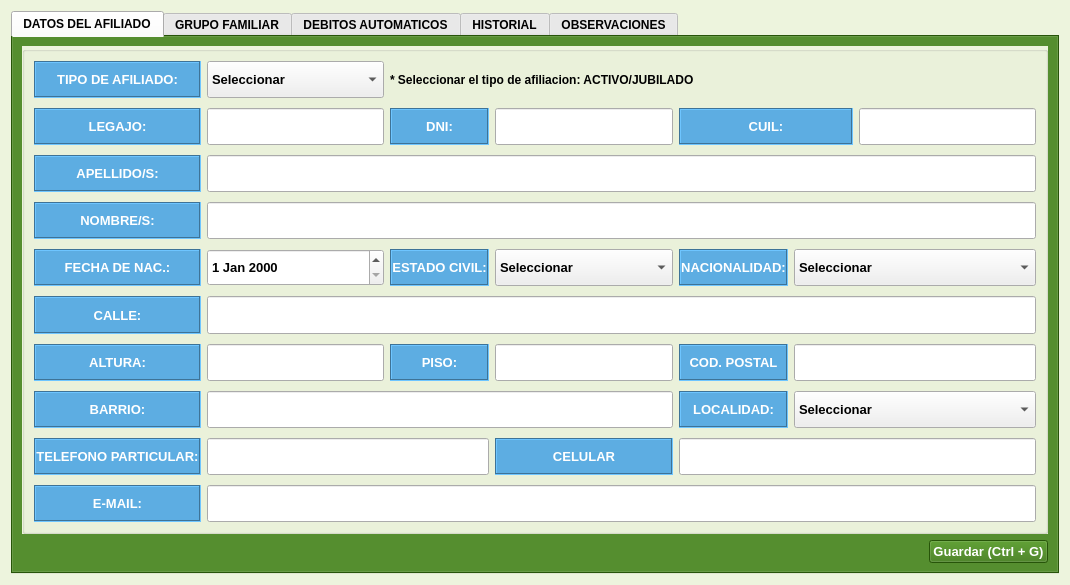
Qt form gui/detalles/detalleAfiliados.ui (shae-ra/sindicato) before a commit.
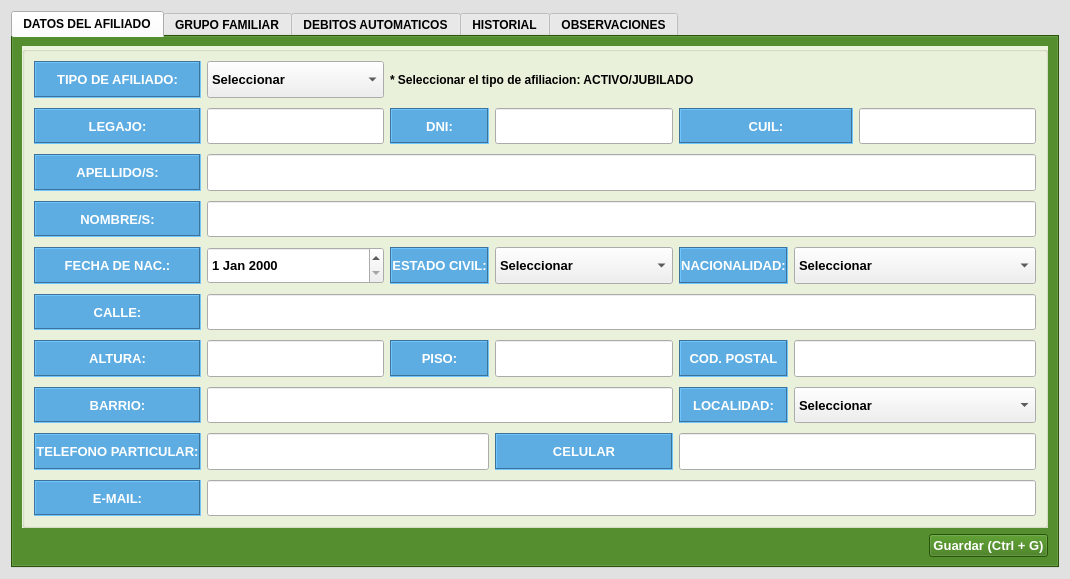
The same form after that commit. Icons and pictures are not drawn.

```diff
--- a/gui/detalles/detalleAfiliados.ui
+++ b/gui/detalles/detalleAfiliados.ui
@@ -7,7 +7,7 @@
     <x>0</x>
     <y>0</y>
     <width>1070</width>
-    <height>585</height>
+    <height>579</height>
    </rect>
   </property>
   <property name="palette">
@@ -25,9 +25,9 @@
      <colorrole role="Button">
       <brush brushstyle="SolidPattern">
        <color alpha="255">
-        <red>237</red>
-        <green>244</green>
-        <blue>221</blue>
+        <red>225</red>
+        <green>225</green>
+        <blue>225</blue>
        </color>
       </brush>
      </colorrole>
@@ -43,27 +43,27 @@
      <colorrole role="Midlight">
       <brush brushstyle="SolidPattern">
        <color alpha="255">
-        <red>246</red>
-        <green>249</green>
-        <blue>238</blue>
+        <red>240</red>
+        <green>240</green>
+        <blue>240</blue>
        </color>
       </brush>
      </colorrole>
      <colorrole role="Dark">
       <brush brushstyle="SolidPattern">
        <color alpha="255">
-        <red>118</red>
-        <green>122</green>
-        <blue>110</blue>
+        <red>112</red>
+        <green>112</green>
+        <blue>112</blue>
        </color>
       </brush>
      </colorrole>
      <colorrole role="Mid">
       <brush brushstyle="SolidPattern">
        <color alpha="255">
-        <red>158</red>
-        <green>163</green>
-        <blue>147</blue>
+        <red>150</red>
+        <green>150</green>
+        <blue>150</blue>
        </color>
       </brush>
      </colorrole>
@@ -106,9 +106,9 @@
      <colorrole role="Window">
       <brush brushstyle="SolidPattern">
        <color alpha="255">
-        <red>237</red>
-        <green>244</green>
-        <blue>221</blue>
+        <red>225</red>
+        <green>225</green>
+        <blue>225</blue>
        </color>
       </brush>
      </colorrole>
@@ -124,9 +124,9 @@
      <colorrole role="AlternateBase">
       <brush brushstyle="SolidPattern">
        <color alpha="255">
-        <red>246</red>
-        <green>249</green>
-        <blue>238</blue>
+        <red>240</red>
+        <green>240</green>
+        <blue>240</blue>
        </color>
       </brush>
      </colorrole>
@@ -162,9 +162,9 @@
      <colorrole role="Button">
       <brush brushstyle="SolidPattern">
        <color alpha="255">
-        <red>237</red>
-        <green>244</green>
-        <blue>221</blue>
+        <red>225</red>
+        <green>225</green>
+        <blue>225</blue>
        </color>
       </brush>
      </colorrole>
@@ -180,27 +180,27 @@
      <colorrole role="Midlight">
       <brush brushstyle="SolidPattern">
        <color alpha="255">
-        <red>246</red>
-        <green>249</green>
-        <blue>238</blue>
+        <red>240</red>
+        <green>240</green>
+        <blue>240</blue>
        </color>
       </brush>
      </colorrole>
      <colorrole role="Dark">
       <brush brushstyle="SolidPattern">
        <color alpha="255">
-        <red>118</red>
-        <green>122</green>
-        <blue>110</blue>
+        <red>112</red>
+        <green>112</green>
+        <blue>112</blue>
        </color>
       </brush>
      </colorrole>
      <colorrole role="Mid">
       <brush brushstyle="SolidPattern">
        <color alpha="255">
-        <red>158</red>
-        <green>163</green>
-        <blue>147</blue>
+        <red>150</red>
+        <green>150</green>
+        <blue>150</blue>
        </color>
       </brush>
      </colorrole>
@@ -243,9 +243,9 @@
      <colorrole role="Window">
       <brush brushstyle="SolidPattern">
        <color alpha="255">
-        <red>237</red>
-        <green>244</green>
-        <blue>221</blue>
+        <red>225</red>
+        <green>225</green>
+        <blue>225</blue>
        </color>
       </brush>
      </colorrole>
@@ -261,9 +261,9 @@
      <colorrole role="AlternateBase">
       <brush brushstyle="SolidPattern">
        <color alpha="255">
-        <red>246</red>
-        <green>249</green>
-        <blue>238</blue>
+        <red>240</red>
+        <green>240</green>
+        <blue>240</blue>
        </color>
       </brush>
      </colorrole>
@@ -290,18 +290,18 @@
      <colorrole role="WindowText">
       <brush brushstyle="SolidPattern">
        <color alpha="255">
-        <red>118</red>
-        <green>122</green>
-        <blue>110</blue>
+        <red>112</red>
+        <green>112</green>
+        <blue>112</blue>
        </color>
       </brush>
      </colorrole>
      <colorrole role="Button">
       <brush brushstyle="SolidPattern">
        <color alpha="255">
-        <red>237</red>
-        <green>244</green>
-        <blue>221</blue>
+        <red>225</red>
+        <green>225</green>
+        <blue>225</blue>
        </color>
       </brush>
      </colorrole>
@@ -317,36 +317,36 @@
      <colorrole role="Midlight">
       <brush brushstyle="SolidPattern">
        <color alpha="255">
-        <red>246</red>
-        <green>249</green>
-        <blue>238</blue>
+        <red>240</red>
+        <green>240</green>
+        <blue>240</blue>
        </color>
       </brush>
      </colorrole>
      <colorrole role="Dark">
       <brush brushstyle="SolidPattern">
        <color alpha="255">
-        <red>118</red>
-        <green>122</green>
-        <blue>110</blue>
+        <red>112</red>
+        <green>112</green>
+        <blue>112</blue>
        </color>
       </brush>
      </colorrole>
      <colorrole role="Mid">
       <brush brushstyle="SolidPattern">
        <color alpha="255">
-        <red>158</red>
-        <green>163</green>
-        <blue>147</blue>
+        <red>150</red>
+        <green>150</green>
+        <blue>150</blue>
        </color>
       </brush>
      </colorrole>
      <colorrole role="Text">
       <brush brushstyle="SolidPattern">
        <color alpha="255">
-        <red>118</red>
-        <green>122</green>
-        <blue>110</blue>
+        <red>112</red>
+        <green>112</green>
+        <blue>112</blue>
        </color>
       </brush>
      </colorrole>
@@ -362,27 +362,27 @@
      <colorrole role="ButtonText">
       <brush brushstyle="SolidPattern">
        <color alpha="255">
-        <red>118</red>
-        <green>122</green>
-        <blue>110</blue>
+        <red>112</red>
+        <green>112</green>
+        <blue>112</blue>
        </color>
       </brush>
      </colorrole>
      <colorrole role="Base">
       <brush brushstyle="SolidPattern">
        <color alpha="255">
-        <red>237</red>
-        <green>244</green>
-        <blue>221</blue>
+        <red>225</red>
+        <green>225</green>
+        <blue>225</blue>
        </color>
       </brush>
      </colorrole>
      <colorrole role="Window">
       <brush brushstyle="SolidPattern">
        <color alpha="255">
-        <red>237</red>
-        <green>244</green>
-        <blue>221</blue>
+        <red>225</red>
+        <green>225</green>
+        <blue>225</blue>
        </color>
       </brush>
      </colorrole>
@@ -398,9 +398,9 @@
      <colorrole role="AlternateBase">
       <brush brushstyle="SolidPattern">
        <color alpha="255">
-        <red>237</red>
-        <green>244</green>
-        <blue>221</blue>
+        <red>225</red>
+        <green>225</green>
+        <blue>225</blue>
        </color>
       </brush>
      </colorrole>
```
